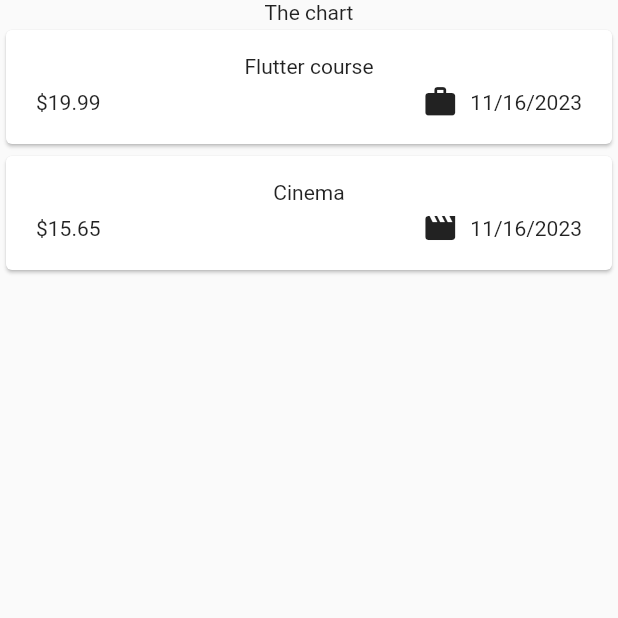
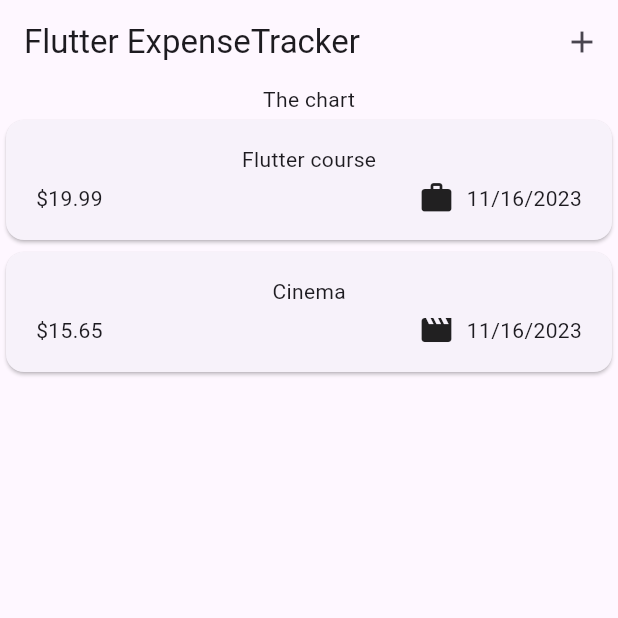
Before and after one commit to Qloozen/flutter-apps, a Flutter app: the screen it shows after launch, on a phone screen of 412 x 824 dp, the top half of it. Run offline on Flutter 3.47's test engine with Material 2 defaults, Android fonts, the phone set to English and light mode, and no system bars; our stand-ins replace google_fonts.

Commit message:
Added the appbar

```diff
--- a/expense_tracker/lib/widgets/expenses.dart
+++ b/expense_tracker/lib/widgets/expenses.dart
@@ -30,6 +30,15 @@ class _ExpensesState extends State<Expenses> {
   @override
   Widget build(BuildContext context) {
     return Scaffold(
+      appBar: AppBar(
+        title: const Text("Flutter ExpenseTracker"),
+        actions: [
+          IconButton(
+            onPressed: () {},
+            icon: const Icon(Icons.add),
+          ),
+        ],
+      ),
       body: Column(
         children: [
           const Text("The chart"),
```
Also changed, not shown: expense_tracker/lib/main.dart (+6 -1 lines).
